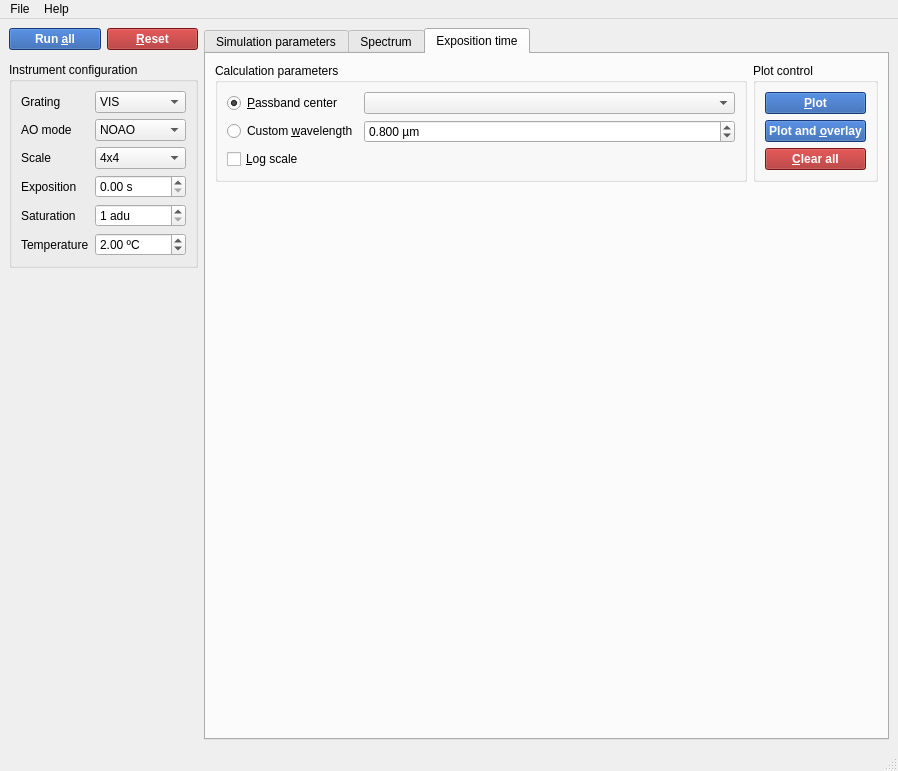
First picture: the form in simui/simui.ui, repository HARMONI-CAB/radiosim, before the edit.
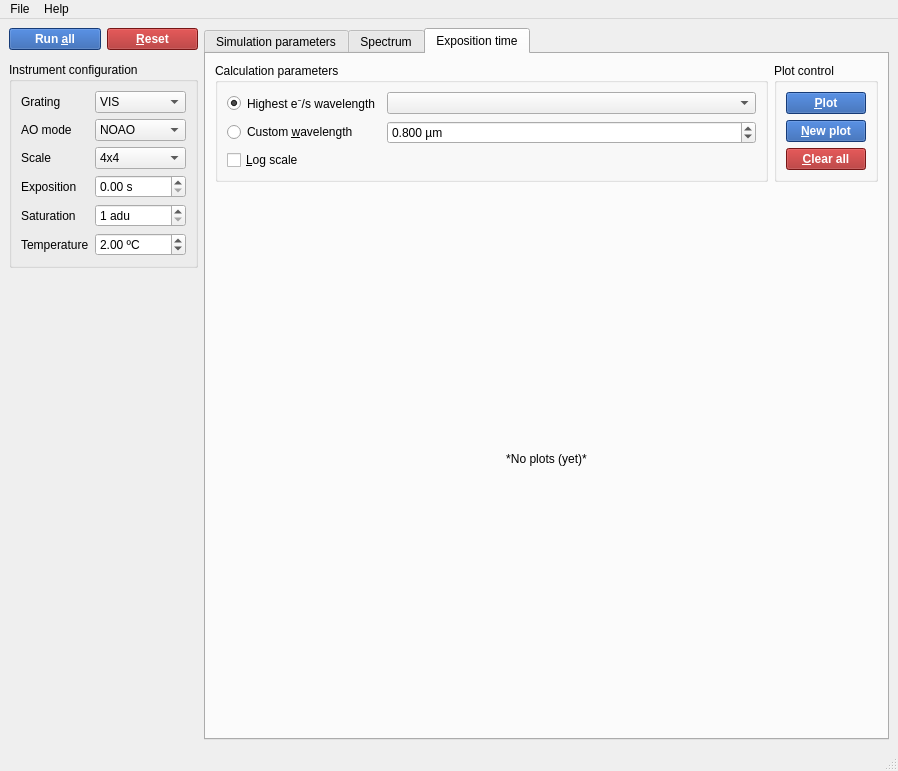
Second picture: the form after the edit. The open tabs and pages were chosen to show the change.

What changed in the file:
```diff
--- a/simui/simui.ui
+++ b/simui/simui.ui
@@ -476,6 +476,51 @@
         <string>Exposition time</string>
        </attribute>
        <layout class="QGridLayout" name="gridLayout_11">
+        <item row="0" column="1">
+         <widget class="QGroupBox" name="tExpControlBox">
+          <property name="title">
+           <string>Plot control</string>
+          </property>
+          <layout class="QGridLayout" name="gridLayout_10">
+           <item row="1" column="0">
+            <widget class="QPushButton" name="tExpOverlayButton">
+             <property name="styleSheet">
+              <string notr="true">background-color: #1f53a6;
+color: white;
+font-weight: bold;</string>
+             </property>
+             <property name="text">
+              <string>&amp;Plot</string>
+             </property>
+            </widget>
+           </item>
+           <item row="3" column="0">
+            <widget class="QPushButton" name="tExpClearButton">
+             <property name="styleSheet">
+              <string notr="true">background-color: #a61f1f;
+color: white;
+font-weight: bold;</string>
+             </property>
+             <property name="text">
+              <string>&amp;Clear all</string>
+             </property>
+            </widget>
+           </item>
+           <item row="2" column="0">
+            <widget class="QPushButton" name="tExpPlotButton">
+             <property name="styleSheet">
+              <string notr="true">background-color: #1f53a6;
+color: white;
+font-weight: bold;</string>
+             </property>
+             <property name="text">
+              <string>&amp;New plot</string>
+             </property>
+            </widget>
+           </item>
+          </layout>
+         </widget>
+        </item>
         <item row="0" column="0">
          <widget class="QGroupBox" name="groupBox_7">
           <property name="sizePolicy">
@@ -501,7 +546,7 @@
            <item row="1" column="0">
             <widget class="QRadioButton" name="tExpPassBandRadio">
              <property name="text">
-              <string>&amp;Passband center</string>
+              <string>Highest e⁻/s wavelength</string>
              </property>
              <property name="checked">
               <bool>true</bool>
@@ -544,64 +589,28 @@
           </layout>
          </widget>
         </item>
-        <item row="0" column="1">
-         <widget class="QGroupBox" name="groupBox_10">
-          <property name="title">
-           <string>Plot control</string>
-          </property>
-          <layout class="QGridLayout" name="gridLayout_10">
-           <item row="0" column="0">
-            <widget class="QPushButton" name="tExpPlotButton">
-             <property name="styleSheet">
-              <string notr="true">background-color: #1f53a6;
-color: white;
-font-weight: bold;</string>
-             </property>
-             <property name="text">
-              <string>&amp;Plot</string>
-             </property>
-            </widget>
-           </item>
-           <item row="1" column="0">
-            <widget class="QPushButton" name="tExpOverlayButton">
-             <property name="styleSheet">
-              <string notr="true">background-color: #1f53a6;
-color: white;
-font-weight: bold;</string>
-             </property>
-             <property name="text">
-              <string>Plot and &amp;overlay</string>
-             </property>
-            </widget>
-           </item>
-           <item row="2" column="0">
-            <widget class="QPushButton" name="tExpClearButton">
-             <property name="styleSheet">
-              <string notr="true">background-color: #a61f1f;
-color: white;
-font-weight: bold;</string>
-             </property>
-             <property name="text">
-              <string>&amp;Clear all</string>
-             </property>
-            </widget>
-           </item>
-          </layout>
+        <item row="1" column="0" colspan="2">
+         <widget class="QStackedWidget" name="tExpStack">
+          <widget class="QWidget" name="page_3">
+           <layout class="QGridLayout" name="gridLayout_2">
+            <item row="0" column="0">
+             <widget class="QLabel" name="label_6">
+              <property name="text">
+               <string>*No plots (yet)*</string>
+              </property>
+              <property name="textFormat">
+               <enum>Qt::MarkdownText</enum>
+              </property>
+              <property name="alignment">
+               <set>Qt::AlignCenter</set>
+              </property>
+             </widget>
+            </item>
+           </layout>
+          </widget>
+          <widget class="QWidget" name="page_4"/>
          </widget>
         </item>
-        <item row="1" column="0">
-         <spacer name="verticalSpacer_3">
-          <property name="orientation">
-           <enum>Qt::Vertical</enum>
-          </property>
-          <property name="sizeHint" stdset="0">
-           <size>
-            <width>20</width>
-            <height>414</height>
-           </size>
-          </property>
-         </spacer>
-        </item>
        </layout>
       </widget>
      </widget>
```
Left out of the diff: 4 changed lines with no effect on the pictures.
